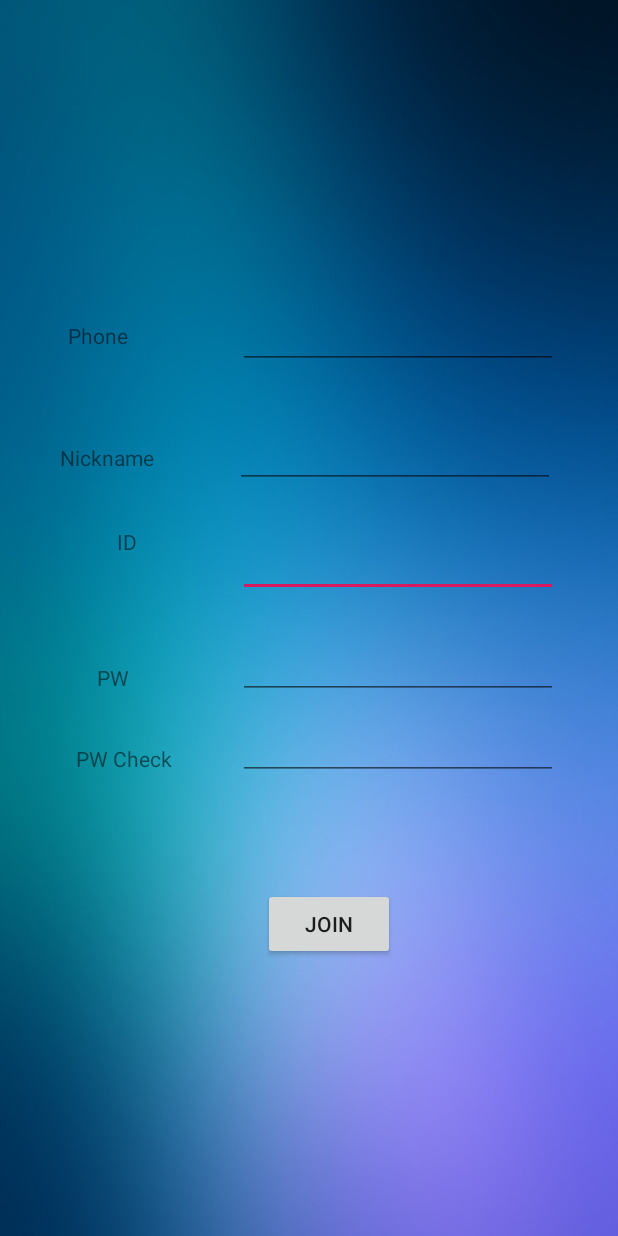
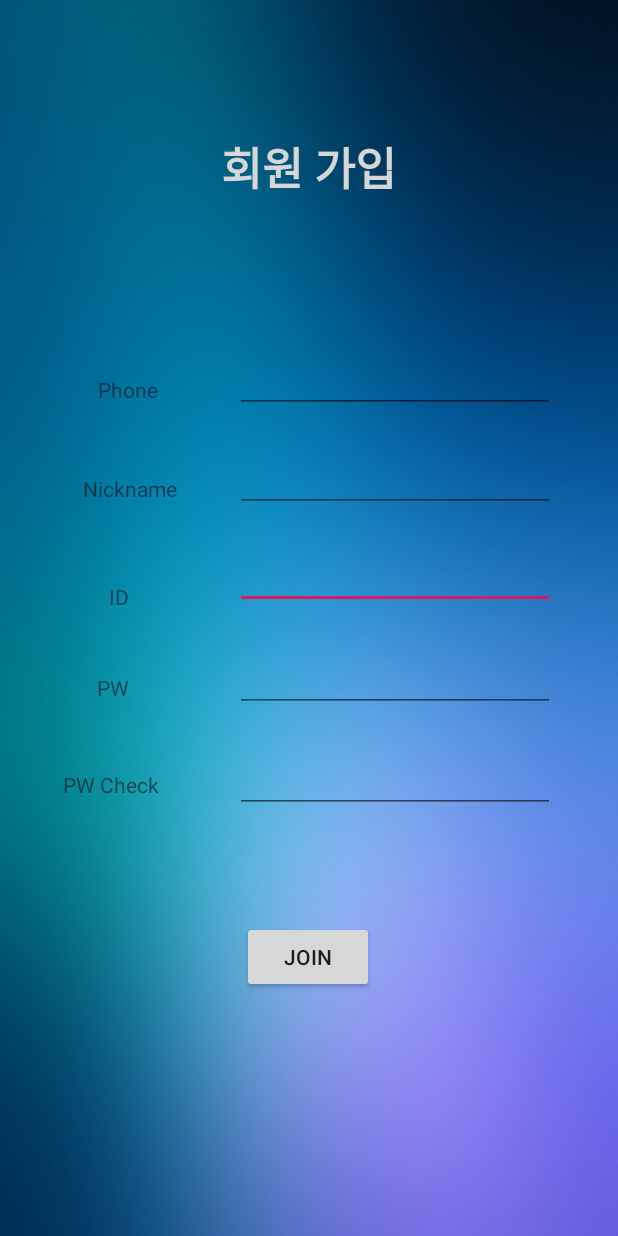
Before and after one commit to GitaeA/fireBook, an Android app: the Join screen opened directly, with no data from a screen before it, on a phone screen of 412 x 824 dp. Run offline under Robolectric (Android 15) with nearby library versions, the phone set to English and light mode, and no system bars.

Commit message:
레이아웃 수정

```diff
--- a/app/src/main/java/com/mobitant/firebook/Join.java
+++ b/app/src/main/java/com/mobitant/firebook/Join.java
@@ -32,10 +32,11 @@ public class Join extends AppCompatActivity implements ServerResponse {
         abr.hide(); // Hide Action bar
         super.onCreate(savedInstanceState);
         setContentView(R.layout.join);
+
+        phone=(EditText)findViewById(R.id.text_phone);
         id = (EditText)findViewById(R.id.text_id);
         pw = (EditText)findViewById(R.id.text_pw);
         pw2=(EditText)findViewById(R.id.text_pw2);
-        phone=(EditText)findViewById(R.id.text_phone);
         nick=(EditText)findViewById(R.id.text_nick);
         button = (Button)findViewById(R.id.Join);
 
--- a/app/src/main/res/layout/fragment_sale.xml
+++ b/app/src/main/res/layout/fragment_sale.xml
@@ -30,15 +30,14 @@
             android:id="@+id/search_text"
             android:layout_width="wrap_content"
             android:layout_height="wrap_content"
-            android:layout_marginStart="16dp"
             android:layout_marginTop="8dp"
             android:layout_marginEnd="8dp"
             android:layout_marginBottom="8dp"
             android:gravity="center"
             android:hint="검색어를 입력해 주세요"
             app:layout_constraintBottom_toBottomOf="parent"
-            app:layout_constraintEnd_toEndOf="parent"
-            app:layout_constraintHorizontal_bias="0.0"
+            app:layout_constraintEnd_toStartOf="@+id/search_button"
+            app:layout_constraintHorizontal_bias="1.0"
             app:layout_constraintStart_toStartOf="parent"
             app:layout_constraintTop_toTopOf="parent"
             app:layout_constraintVertical_bias="0.325" />
@@ -52,9 +51,8 @@
             android:layout_marginBottom="8dp"
             android:text="Search"
             app:layout_constraintBottom_toBottomOf="parent"
-            app:layout_constraintEnd_toEndOf="parent"
-            app:layout_constraintHorizontal_bias="0.607"
-            app:layout_constraintStart_toStartOf="parent"
+            app:layout_constraintEnd_toStartOf="@+id/barcode"
+            app:layout_constraintStart_toEndOf="@+id/search_text"
             app:layout_constraintTop_toTopOf="parent"
             app:layout_constraintVertical_bias="0.355"
             tools:ignore="MissingConstraints" />
@@ -64,12 +62,9 @@
             android:layout_width="122dp"
             android:layout_height="47dp"
             android:layout_marginTop="8dp"
-            android:layout_marginEnd="8dp"
             android:background="@drawable/barcode_search"
             app:layout_constraintBottom_toBottomOf="parent"
             app:layout_constraintEnd_toEndOf="parent"
-            app:layout_constraintHorizontal_bias="1.0"
-            app:layout_constraintStart_toStartOf="@+id/search_text"
             app:layout_constraintTop_toTopOf="parent"
             app:layout_constraintVertical_bias="0.285" />
 
--- a/app/src/main/res/layout/join.xml
+++ b/app/src/main/res/layout/join.xml
@@ -9,6 +9,22 @@
 
 
     <TextView
+        android:id="@+id/도서검색2"
+        android:layout_width="wrap_content"
+        android:layout_height="wrap_content"
+        android:gravity="center"
+        android:text="회원 가입"
+        android:textColor="@color/zxing_status_text"
+        android:textSize="30dp"
+        android:textStyle="bold"
+        app:layout_constraintBottom_toBottomOf="parent"
+        app:layout_constraintEnd_toEndOf="parent"
+        app:layout_constraintHorizontal_bias="0.498"
+        app:layout_constraintStart_toStartOf="parent"
+        app:layout_constraintTop_toTopOf="parent"
+        app:layout_constraintVertical_bias="0.114" />
+
+    <TextView
         android:id="@+id/textView"
         android:layout_width="wrap_content"
         android:layout_height="wrap_content"
@@ -17,10 +33,10 @@
         android:text="ID"
         app:layout_constraintBottom_toBottomOf="parent"
         app:layout_constraintEnd_toEndOf="parent"
-        app:layout_constraintHorizontal_bias="0.195"
+        app:layout_constraintHorizontal_bias="0.183"
         app:layout_constraintStart_toStartOf="parent"
         app:layout_constraintTop_toTopOf="parent"
-        app:layout_constraintVertical_bias="0.435" />
+        app:layout_constraintVertical_bias="0.482" />
 
     <TextView
         android:id="@+id/textView2"
@@ -33,7 +49,7 @@
         app:layout_constraintHorizontal_bias="0.166"
         app:layout_constraintStart_toStartOf="parent"
         app:layout_constraintTop_toTopOf="parent"
-        app:layout_constraintVertical_bias="0.555" />
+        app:layout_constraintVertical_bias="0.563" />
 
     <TextView
         android:id="@+id/textView3"
@@ -43,24 +59,21 @@
         android:text="PW Check"
         app:layout_constraintBottom_toBottomOf="parent"
         app:layout_constraintEnd_toEndOf="parent"
-        app:layout_constraintHorizontal_bias="0.146"
+        app:layout_constraintHorizontal_bias="0.121"
         app:layout_constraintStart_toStartOf="parent"
         app:layout_constraintTop_toTopOf="parent"
-        app:layout_constraintVertical_bias="0.623" />
+        app:layout_constraintVertical_bias="0.644" />
 
     <Button
         android:id="@+id/Join"
         android:layout_width="wrap_content"
         android:layout_height="wrap_content"
         android:layout_marginTop="72dp"
-        android:layout_marginBottom="185dp"
         android:text="Join"
-        app:layout_constraintBottom_toBottomOf="parent"
         app:layout_constraintEnd_toEndOf="parent"
-        app:layout_constraintHorizontal_bias="0.541"
+        app:layout_constraintHorizontal_bias="0.498"
         app:layout_constraintStart_toStartOf="parent"
-        app:layout_constraintTop_toBottomOf="@+id/text_pw2"
-        app:layout_constraintVertical_bias="0.0" />
+        app:layout_constraintTop_toBottomOf="@+id/text_pw2" />
 
     <EditText
         android:id="@+id/text_id"
@@ -70,10 +83,10 @@
         android:inputType="textPersonName"
         app:layout_constraintBottom_toBottomOf="parent"
         app:layout_constraintEnd_toEndOf="parent"
-        app:layout_constraintHorizontal_bias="0.797"
+        app:layout_constraintHorizontal_bias="0.787"
         app:layout_constraintStart_toStartOf="parent"
         app:layout_constraintTop_toTopOf="parent"
-        app:layout_constraintVertical_bias="0.453" />
+        app:layout_constraintVertical_bias="0.463" />
 
     <EditText
         android:id="@+id/text_pw"
@@ -83,10 +96,10 @@
         android:inputType="textPersonName"
         app:layout_constraintBottom_toBottomOf="parent"
         app:layout_constraintEnd_toEndOf="parent"
-        app:layout_constraintHorizontal_bias="0.797"
+        app:layout_constraintHorizontal_bias="0.787"
         app:layout_constraintStart_toStartOf="parent"
         app:layout_constraintTop_toTopOf="parent"
-        app:layout_constraintVertical_bias="0.54" />
+        app:layout_constraintVertical_bias="0.551" />
 
     <EditText
         android:id="@+id/text_pw2"
@@ -96,10 +109,10 @@
         android:inputType="textPersonName"
         app:layout_constraintBottom_toBottomOf="parent"
         app:layout_constraintEnd_toEndOf="parent"
-        app:layout_constraintHorizontal_bias="0.797"
+        app:layout_constraintHorizontal_bias="0.787"
         app:layout_constraintStart_toStartOf="parent"
         app:layout_constraintTop_toTopOf="parent"
-        app:layout_constraintVertical_bias="0.61" />
+        app:layout_constraintVertical_bias="0.638" />
 
     <TextView
         android:id="@+id/textView7"
@@ -108,10 +121,10 @@
         android:text="Nickname"
         app:layout_constraintBottom_toBottomOf="parent"
         app:layout_constraintEnd_toEndOf="parent"
-        app:layout_constraintHorizontal_bias="0.115"
+        app:layout_constraintHorizontal_bias="0.158"
         app:layout_constraintStart_toStartOf="parent"
         app:layout_constraintTop_toTopOf="parent"
-        app:layout_constraintVertical_bias="0.367" />
+        app:layout_constraintVertical_bias="0.393" />
 
     <TextView
         android:id="@+id/textView15"
@@ -122,10 +135,10 @@
         android:text="Phone"
         app:layout_constraintBottom_toBottomOf="parent"
         app:layout_constraintEnd_toEndOf="parent"
-        app:layout_constraintHorizontal_bias="0.121"
+        app:layout_constraintHorizontal_bias="0.175"
         app:layout_constraintStart_toStartOf="parent"
         app:layout_constraintTop_toTopOf="parent"
-        app:layout_constraintVertical_bias="0.261" />
+        app:layout_constraintVertical_bias="0.307" />
 
     <EditText
         android:id="@+id/text_phone"
@@ -135,10 +148,10 @@
         android:inputType="textPersonName"
         app:layout_constraintBottom_toBottomOf="parent"
         app:layout_constraintEnd_toEndOf="parent"
-        app:layout_constraintHorizontal_bias="0.797"
+        app:layout_constraintHorizontal_bias="0.787"
         app:layout_constraintStart_toStartOf="parent"
         app:layout_constraintTop_toTopOf="parent"
-        app:layout_constraintVertical_bias="0.258" />
+        app:layout_constraintVertical_bias="0.295" />
 
     <EditText
         android:id="@+id/text_nick"
@@ -151,6 +164,6 @@
         app:layout_constraintHorizontal_bias="0.787"
         app:layout_constraintStart_toStartOf="parent"
         app:layout_constraintTop_toTopOf="parent"
-        app:layout_constraintVertical_bias="0.36" />
+        app:layout_constraintVertical_bias="0.38" />
 
 </android.support.constraint.ConstraintLayout>
--- a/app/src/main/res/values/styles.xml
+++ b/app/src/main/res/values/styles.xml
@@ -6,6 +6,9 @@
         <item name="colorPrimary">@color/colorPrimary</item>
         <item name="colorPrimaryDark">@color/colorPrimaryDark</item>
         <item name="colorAccent">@color/colorAccent</item>
+        <item name="android:statusBarColor">#000</item>
+
+
     </style>
 
 </resources>
```
